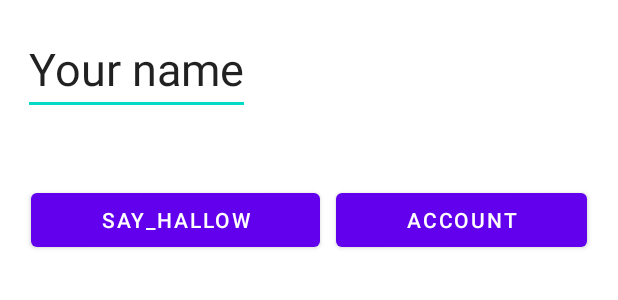
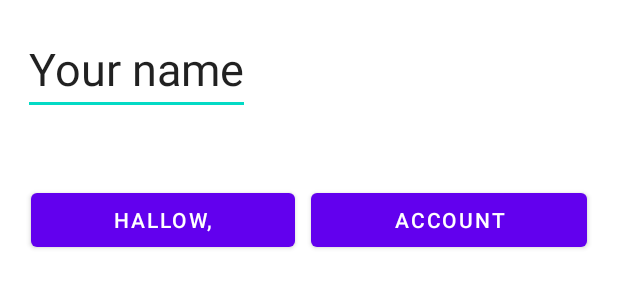
Before and after one commit to dim-idium/WorkOnIntents, an Android app: the layout activity_main.xml on its own in the app's theme, with its tools: preview values and no code run, on a phone screen of 412 x 824 dp. Shown: the top 300 px of the screen. Run offline under Robolectric (Android 15) with nearby library versions, the phone set to English and light mode, and no system bars.

```diff
--- a/app/src/main/res/values/strings.xml
+++ b/app/src/main/res/values/strings.xml
@@ -1,6 +1,7 @@
 <resources>
     <string name="app_name">WorkOnIntent</string>
-    <string name="say_hallow">Say_Hallow</string>
+    <string name="say_hallow">Hallow, </string>
     <string name="account">Account</string>
     <string name="your_name">Your name</string>
+    <string name="btn_hallow">Hallow</string>
 </resources>
```
Also changed, not shown: app/src/main/java/com/dimidium/workonintent/MainActivity.java (+22 -2 lines).
